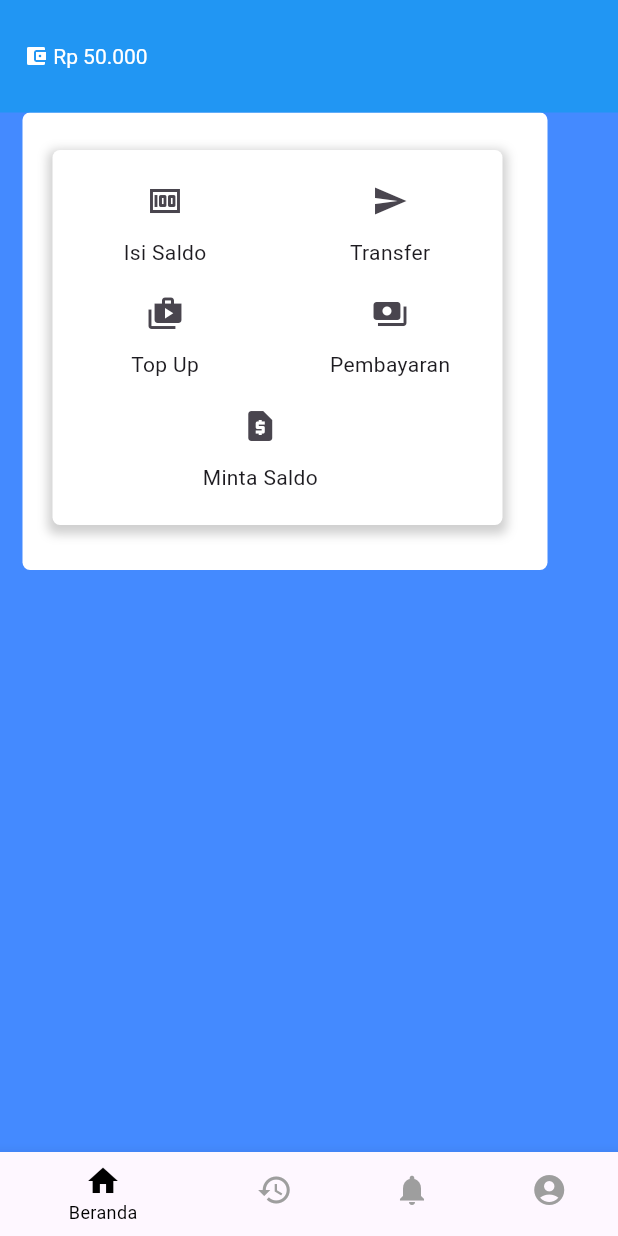
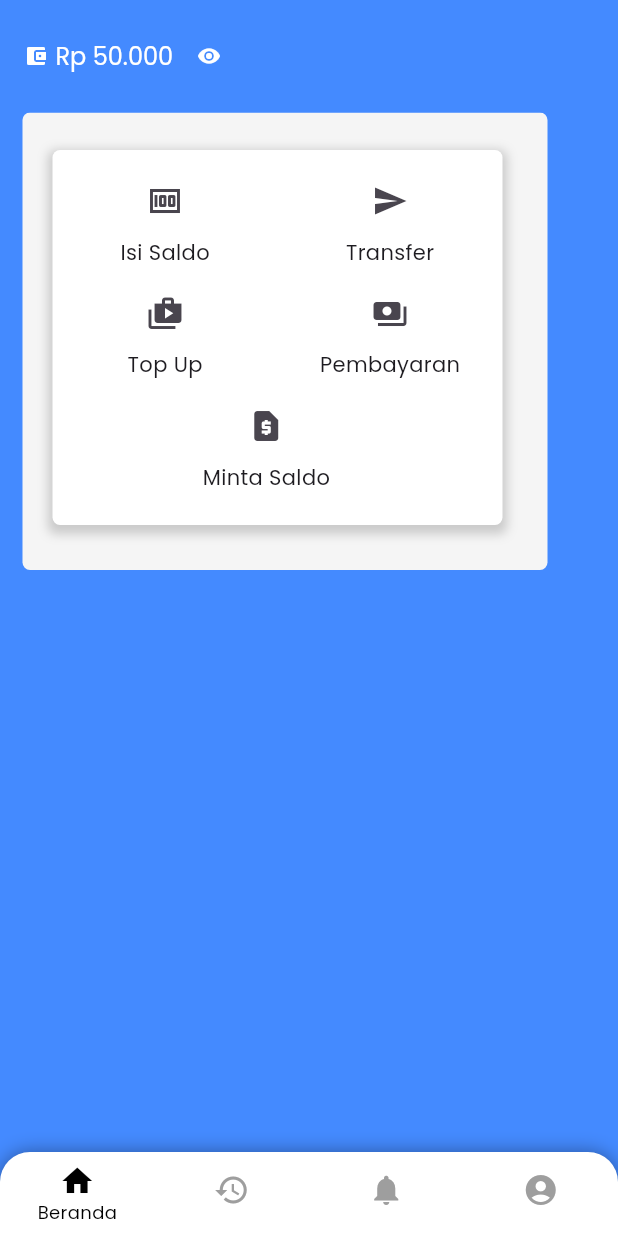
Before and after one commit to MarKarl30/UTS_MobileProg, a Flutter app: the screen it shows after launch, on a phone screen of 412 x 824 dp. Run offline on Flutter 3.47's test engine with Material 3 defaults, Android fonts, the phone set to English and light mode, and no system bars.

Commit message:
Merapikan UI screen home, history & inbox.

```diff
--- a/lib/main.dart
+++ b/lib/main.dart
@@ -18,6 +18,7 @@
       theme: ThemeData(
         colorScheme: ColorScheme.fromSeed(seedColor: Colors.deepPurple),
         useMaterial3: true,
+        fontFamily: 'Poppins',
       ),
       home: const Navigation(),
     );
--- a/lib/screens/home_screen.dart
+++ b/lib/screens/home_screen.dart
@@ -1,4 +1,5 @@
 import 'package:flutter/material.dart';
+import '../widgets/balance.dart';
 import 'package:midterm_project/top-up/top_up_screen.dart';
 
 import 'payment_screen.dart';
@@ -21,24 +22,16 @@ class HomeScreen extends StatelessWidget {
       child: Scaffold(
         appBar: AppBar(
           toolbarHeight: 75,
-          backgroundColor: Colors.blue,
-          title: RichText(
-              text: const TextSpan(children: [
-            WidgetSpan(
-                child: Icon(
-              Icons.account_balance_wallet,
-              size: 16,
-              color: Colors.white,
-            )),
-            TextSpan(text: " Rp 50.000", style: TextStyle(color: Colors.white))
-          ])),
+          backgroundColor: Colors.blueAccent,
+          title: const Balance(),
         ),
         backgroundColor: Colors.blueAccent,
         body: Container(
           margin: const EdgeInsets.only(
               top: 0.0, bottom: 15.0, left: 15, right: 15.0),
           decoration: BoxDecoration(
-              borderRadius: BorderRadius.circular(5.0), color: Colors.white),
+              borderRadius: BorderRadius.circular(5.0),
+              color: const Color.fromARGB(255, 245, 245, 245)),
           width: 350,
           height: 305,
           child: Stack(
@@ -138,7 +131,6 @@ class HomeScreen extends StatelessWidget {
                       )
                     ],
                   )),
-              Container()
             ],
           ),
         ),
--- /dev/null
+++ b/lib/widgets/balance.dart
@@ -0,0 +1,59 @@
+import 'package:flutter/material.dart';
+
+class Balance extends StatefulWidget {
+  const Balance({super.key});
+
+  @override
+  State<Balance> createState() => _BalanceState();
+}
+
+class _BalanceState extends State<Balance> {
+  bool currentIndex = true;
+  @override
+  Widget build(BuildContext context) {
+    var text = [
+      // list of text which the text get form here
+      const Text(
+        'Rp 50.000',
+        style: TextStyle(color: Colors.white, fontSize: 16),
+      ),
+      const Icon(
+        Icons.more_horiz,
+        color: Colors.white,
+      ),
+    ];
+    return Row(
+      children: <Widget>[
+        RichText(
+            text: const TextSpan(children: [
+          WidgetSpan(
+              child: Icon(
+            Icons.account_balance_wallet,
+            size: 16,
+            color: Colors.white,
+          )),
+        ])),
+        Container(
+          margin: const EdgeInsets.only(left: 5.0),
+          child: Row(
+            children: [
+              currentIndex ? text[0] : text[1],
+              IconButton(
+                onPressed: () {
+                  setState(() {
+                    currentIndex = !currentIndex;
+                  });
+                  ;
+                },
+                icon: Icon(
+                    currentIndex ? Icons.visibility : Icons.visibility_off),
+                color: Colors.white,
+                iconSize: 16,
+              )
+            ],
+          ),
+        )
+      ],
+    );
+  }
+}
--- a/lib/widgets/navigation.dart
+++ b/lib/widgets/navigation.dart
@@ -27,7 +27,24 @@ class _NavigationState extends State<Navigation> {
           index: currentIndex,
           children: screen,
         ),
-        bottomNavigationBar: BottomNavigationBar(
+        bottomNavigationBar: Container(
+          color: currentIndex == 0 ? Colors.blueAccent : Colors.white,
+          child: Container(
+            decoration: const BoxDecoration(
+              borderRadius: BorderRadius.only(
+                  topRight: Radius.circular(20), topLeft: Radius.circular(20)),
+              boxShadow: [
+                BoxShadow(
+                    color: Colors.black38, spreadRadius: 0, blurRadius: 10),
+              ],
+            ),
+            child: ClipRRect(
+              borderRadius: const BorderRadius.only(
+                topLeft: Radius.circular(20.0),
+                topRight: Radius.circular(20.0),
+              ),
+              child: BottomNavigationBar(
+                type: BottomNavigationBarType.fixed,
                 currentIndex: currentIndex,
                 iconSize: 24,
                 selectedFontSize: 12,
@@ -53,6 +70,9 @@ class _NavigationState extends State<Navigation> {
                   BottomNavigationBarItem(
                       icon: Icon(Icons.account_circle), label: 'Profil')
                 ],
+              ),
+            ),
+          ),
         ));
   }
 }
```
Also changed, not shown: lib/screens/history_screen.dart (+11 -4 lines), lib/screens/inbox_screen.dart (+14 -4 lines), fonts/Poppins-Bold.ttf (added). Lines whose indentation alone changed are shown as unchanged.
